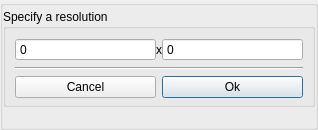
This is src/display/qt/dialogs/ui/resolution_dialog.ui in mrehkopf/vcs as Qt 5 draws it before an edit. The edited form follows.
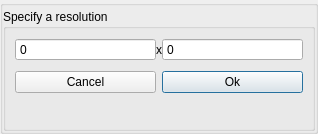
This is the edited form.

```diff
--- a/src/display/qt/dialogs/ui/resolution_dialog.ui
+++ b/src/display/qt/dialogs/ui/resolution_dialog.ui
@@ -7,7 +7,7 @@
     <x>0</x>
     <y>0</y>
     <width>318</width>
-    <height>130</height>
+    <height>134</height>
    </rect>
   </property>
   <property name="windowTitle">
@@ -106,11 +106,20 @@
           </layout>
          </item>
          <item>
-          <widget class="Line" name="line">
+          <spacer name="verticalSpacer_2">
            <property name="orientation">
-            <enum>Qt::Horizontal</enum>
+            <enum>Qt::Vertical</enum>
            </property>
-          </widget>
+           <property name="sizeType">
+            <enum>QSizePolicy::Fixed</enum>
+           </property>
+           <property name="sizeHint" stdset="0">
+            <size>
+             <width>20</width>
+             <height>4</height>
+            </size>
+           </property>
+          </spacer>
          </item>
          <item>
           <layout class="QHBoxLayout" name="horizontalLayout_2">
@@ -157,9 +166,6 @@
            </item>
           </layout>
          </item>
-        </layout>
-       </widget>
-      </item>
       <item>
        <spacer name="verticalSpacer">
         <property name="orientation">
@@ -172,6 +178,9 @@
          </size>
         </property>
        </spacer>
+         </item>
+        </layout>
+       </widget>
       </item>
      </layout>
     </widget>
```
Lines whose indentation alone changed are shown as unchanged.
